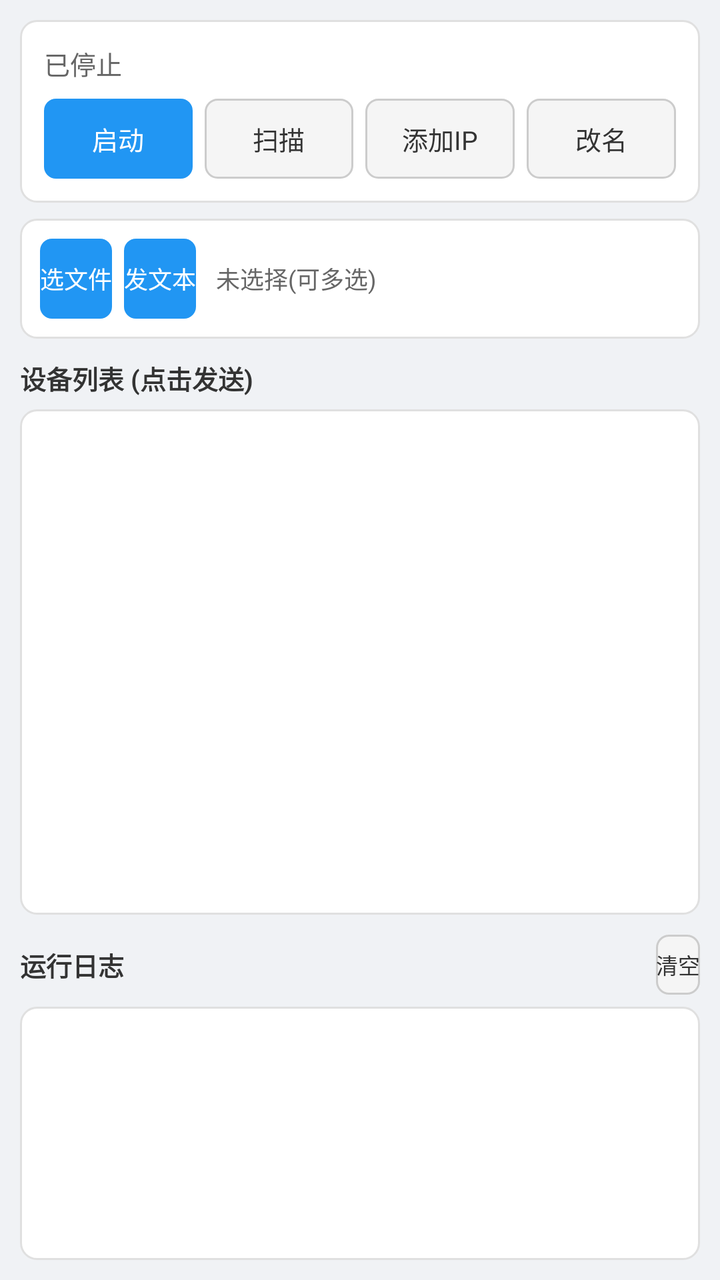
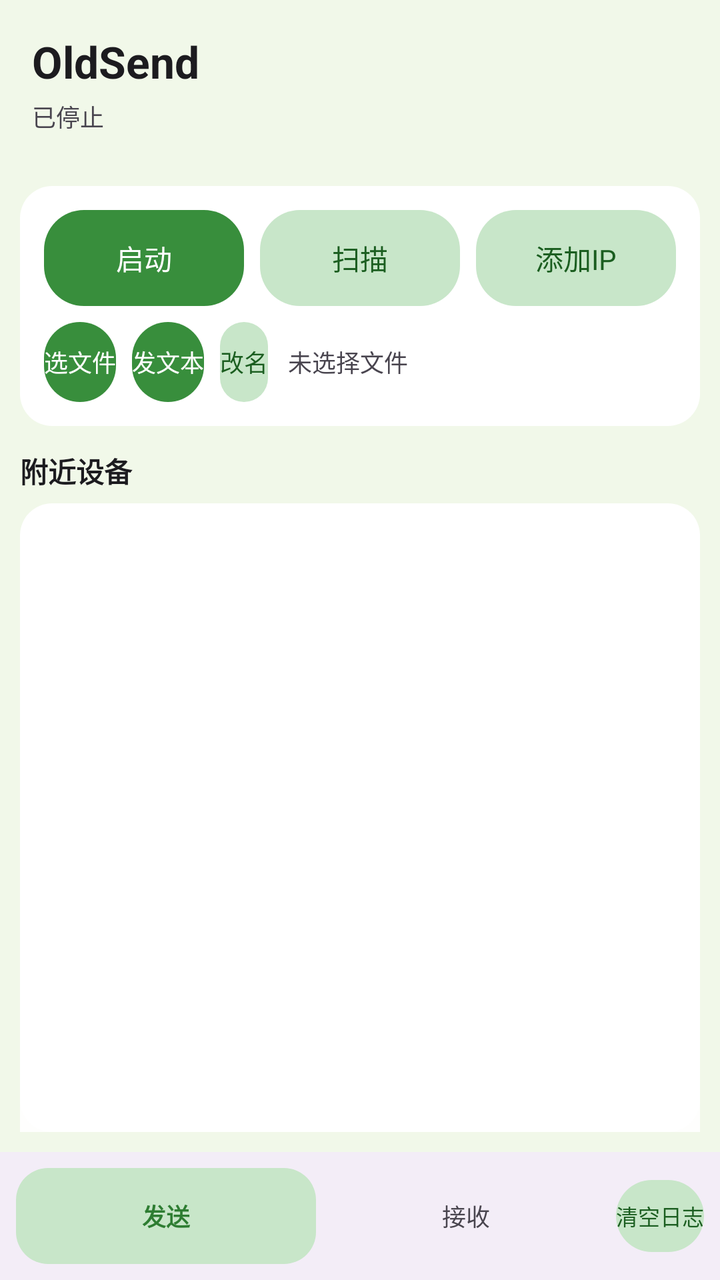

The first picture is an Android layout as it rendered before a commit; the second is the same layout after the commit. The layout source and the unified diff follow.
<!-- AndroidManifest.xml: application theme android:Theme.Light -->
<!-- res/layout/activity_main.xml -->
<?xml version="1.0" encoding="utf-8"?>
<LinearLayout xmlns:android="http://schemas.android.com/apk/res/android"
    android:orientation="vertical"
    android:layout_width="match_parent"
    android:layout_height="match_parent"
    android:background="#F0F2F5"
    android:padding="10dp">

    <LinearLayout
        android:layout_width="match_parent"
        android:layout_height="wrap_content"
        android:background="@drawable/bg_card"
        android:orientation="vertical"
        android:padding="12dp">

        <TextView
            android:id="@+id/status"
            android:layout_width="match_parent"
            android:layout_height="wrap_content"
            android:textSize="13sp"
            android:textColor="#666666"
            android:text="已停止"/>

        <LinearLayout
            android:orientation="horizontal"
            android:layout_width="match_parent"
            android:layout_height="wrap_content"
            android:layout_marginTop="8dp">
            <Button android:id="@+id/toggle" android:layout_width="0dp" android:layout_weight="1" android:layout_height="40dp" android:background="@drawable/btn_blue" android:textColor="#FFFFFF" android:textSize="13sp" android:text="启动"/>
            <Button android:id="@+id/scan" android:layout_width="0dp" android:layout_weight="1" android:layout_height="40dp" android:layout_marginLeft="6dp" android:background="@drawable/btn_grey" android:textColor="#333333" android:textSize="13sp" android:text="扫描"/>
            <Button android:id="@+id/manual" android:layout_width="0dp" android:layout_weight="1" android:layout_height="40dp" android:layout_marginLeft="6dp" android:background="@drawable/btn_grey" android:textColor="#333333" android:textSize="13sp" android:text="添加IP"/>
            <Button android:id="@+id/set_name" android:layout_width="0dp" android:layout_weight="1" android:layout_height="40dp" android:layout_marginLeft="6dp" android:background="@drawable/btn_grey" android:textColor="#333333" android:textSize="13sp" android:text="改名"/>
        </LinearLayout>
    </LinearLayout>

    <LinearLayout
        android:layout_width="match_parent"
        android:layout_height="wrap_content"
        android:background="@drawable/bg_card"
        android:orientation="horizontal"
        android:gravity="center_vertical"
        android:layout_marginTop="8dp"
        android:padding="10dp">

        <Button android:id="@+id/pick_file" android:layout_width="wrap_content" android:layout_height="40dp" android:background="@drawable/btn_blue" android:textColor="#FFFFFF" android:textSize="12sp" android:text="选文件"/>
        <Button android:id="@+id/send_text" android:layout_width="wrap_content" android:layout_height="40dp" android:layout_marginLeft="6dp" android:background="@drawable/btn_blue" android:textColor="#FFFFFF" android:textSize="12sp" android:text="发文本"/>
        <TextView android:id="@+id/selected_file" android:layout_width="0dp" android:layout_weight="1" android:layout_height="wrap_content" android:textSize="12sp" android:textColor="#666666" android:paddingLeft="10dp" android:singleLine="true" android:ellipsize="middle" android:text="未选择(可多选)"/>
    </LinearLayout>

    <ProgressBar
        android:id="@+id/progress"
        style="?android:attr/progressBarStyleHorizontal"
        android:layout_width="match_parent"
        android:layout_height="wrap_content"
        android:layout_marginTop="8dp"
        android:max="100"
        android:progress="0"
        android:visibility="gone"/>

    <TextView android:layout_width="match_parent" android:layout_height="wrap_content" android:textSize="13sp" android:textStyle="bold" android:textColor="#333333" android:paddingTop="10dp" android:paddingBottom="6dp" android:text="设备列表 (点击发送)"/>

    <ListView android:id="@+id/devices" android:layout_width="match_parent" android:layout_height="0dp" android:layout_weight="2" android:background="@drawable/bg_card"/>

    <LinearLayout android:orientation="horizontal" android:layout_width="match_parent" android:layout_height="wrap_content" android:paddingTop="10dp" android:paddingBottom="6dp" android:gravity="center_vertical">
        <TextView android:layout_width="0dp" android:layout_weight="1" android:layout_height="wrap_content" android:textSize="13sp" android:textStyle="bold" android:textColor="#333333" android:text="运行日志"/>
        <Button android:id="@+id/clear_log" android:layout_width="wrap_content" android:layout_height="30dp" android:textSize="11sp" android:background="@drawable/btn_grey" android:textColor="#333333" android:text="清空"/>
    </LinearLayout>

    <ScrollView android:id="@+id/log_scroll" android:layout_width="match_parent" android:layout_height="0dp" android:layout_weight="1" android:background="@drawable/bg_card" android:padding="8dp">
        <TextView android:id="@+id/log" android:layout_width="match_parent" android:layout_height="wrap_content" android:textSize="11sp" android:textColor="#555555" android:typeface="monospace"/>
    </ScrollView>
</LinearLayout>
<!-- resources referenced by this layout -->
<resources>
  <!-- drawable bg_card (drawable) -->
  <?xml version="1.0" encoding="utf-8"?>
  <shape xmlns:android="http://schemas.android.com/apk/res/android">
      <solid android:color="#FFFFFF"/>
      <corners android:radius="8dp"/>
      <stroke android:width="1dp" android:color="#E0E0E0"/>
  </shape>
  <!-- drawable btn_blue (drawable) -->
  <?xml version="1.0" encoding="utf-8"?>
  <selector xmlns:android="http://schemas.android.com/apk/res/android">
      <item android:state_pressed="true">
          <shape><solid android:color="#1976D2"/><corners android:radius="6dp"/></shape>
      </item>
      <item>
          <shape><solid android:color="#2196F3"/><corners android:radius="6dp"/></shape>
      </item>
  </selector>
  <!-- drawable btn_grey (drawable) -->
  <?xml version="1.0" encoding="utf-8"?>
  <selector xmlns:android="http://schemas.android.com/apk/res/android">
      <item android:state_pressed="true">
          <shape><solid android:color="#E0E0E0"/><corners android:radius="6dp"/></shape>
      </item>
      <item>
          <shape><solid android:color="#F5F5F5"/><corners android:radius="6dp"/><stroke android:width="1dp" android:color="#CCCCCC"/></shape>
      </item>
  </selector>
</resources>

<!-- the commit's change to res/layout/activity_main.xml (unified diff, before → after) -->
@@ -3,70 +3,138 @@
     android:orientation="vertical"
     android:layout_width="match_parent"
     android:layout_height="match_parent"
-    android:background="#F0F2F5"
-    android:padding="10dp">
+    android:background="@drawable/bg_md3_main">
 
+    
     <LinearLayout
         android:layout_width="match_parent"
         android:layout_height="wrap_content"
-        android:background="@drawable/bg_card"
         android:orientation="vertical"
-        android:padding="12dp">
-
+        android:padding="16dp">
+        <TextView
+            android:layout_width="wrap_content"
+            android:layout_height="wrap_content"
+            android:text="OldSend"
+            android:textSize="22sp"
+            android:textStyle="bold"
+            android:textColor="#1C1B1F"/>
         <TextView
             android:id="@+id/status"
-            android:layout_width="match_parent"
+            android:layout_width="wrap_content"
             android:layout_height="wrap_content"
-            android:textSize="13sp"
-            android:textColor="#666666"
+            android:textSize="12sp"
+            android:textColor="#49454F"
+            android:layout_marginTop="4dp"
             android:text="已停止"/>
-
-        <LinearLayout
-            android:orientation="horizontal"
-            android:layout_width="match_parent"
-            android:layout_height="wrap_content"
-            android:layout_marginTop="8dp">
-            <Button android:id="@+id/toggle" android:layout_width="0dp" android:layout_weight="1" android:layout_height="40dp" android:background="@drawable/btn_blue" android:textColor="#FFFFFF" android:textSize="13sp" android:text="启动"/>
-            <Button android:id="@+id/scan" android:layout_width="0dp" android:layout_weight="1" android:layout_height="40dp" android:layout_marginLeft="6dp" android:background="@drawable/btn_grey" android:textColor="#333333" android:textSize="13sp" android:text="扫描"/>
-            <Button android:id="@+id/manual" android:layout_width="0dp" android:layout_weight="1" android:layout_height="40dp" android:layout_marginLeft="6dp" android:background="@drawable/btn_grey" android:textColor="#333333" android:textSize="13sp" android:text="添加IP"/>
-            <Button android:id="@+id/set_name" android:layout_width="0dp" android:layout_weight="1" android:layout_height="40dp" android:layout_marginLeft="6dp" android:background="@drawable/btn_grey" android:textColor="#333333" android:textSize="13sp" android:text="改名"/>
-        </LinearLayout>
     </LinearLayout>
 
+    
+    <FrameLayout
+        android:layout_width="match_parent"
+        android:layout_height="0dp"
+        android:layout_weight="1">
+
+        
+        <LinearLayout
+            android:id="@+id/page_send"
+            android:layout_width="match_parent"
+            android:layout_height="match_parent"
+            android:orientation="vertical"
+            android:padding="10dp"
+            android:visibility="visible">
+
+            <LinearLayout
+                android:layout_width="match_parent"
+                android:layout_height="wrap_content"
+                android:background="@drawable/bg_md3_card"
+                android:orientation="vertical"
+                android:padding="12dp">
+                <LinearLayout
+                    android:orientation="horizontal"
+                    android:layout_width="match_parent"
+                    android:layout_height="wrap_content">
+                    <Button android:id="@+id/toggle" android:layout_width="0dp" android:layout_weight="1" android:layout_height="48dp" android:background="@drawable/btn_md3_primary" android:textColor="#FFFFFF" android:textSize="14sp" android:text="启动"/>
+                    <Button android:id="@+id/scan" android:layout_width="0dp" android:layout_weight="1" android:layout_height="48dp" android:layout_marginLeft="8dp" android:background="@drawable/btn_md3_secondary" android:textColor="#1B5E20" android:textSize="14sp" android:text="扫描"/>
+                    <Button android:id="@+id/manual" android:layout_width="0dp" android:layout_weight="1" android:layout_height="48dp" android:layout_marginLeft="8dp" android:background="@drawable/btn_md3_secondary" android:textColor="#1B5E20" android:textSize="14sp" android:text="添加IP"/>
+                </LinearLayout>
+                <LinearLayout
+                    android:orientation="horizontal"
+                    android:layout_width="match_parent"
+                    android:layout_height="wrap_content"
+                    android:layout_marginTop="8dp">
+                    <Button android:id="@+id/pick_file" android:layout_width="wrap_content" android:layout_height="40dp" android:background="@drawable/btn_md3_primary" android:textColor="#FFFFFF" android:textSize="12sp" android:text="选文件"/>
+                    <Button android:id="@+id/send_text" android:layout_width="wrap_content" android:layout_height="40dp" android:layout_marginLeft="8dp" android:background="@drawable/btn_md3_primary" android:textColor="#FFFFFF" android:textSize="12sp" android:text="发文本"/>
+                    <Button android:id="@+id/set_name" android:layout_width="wrap_content" android:layout_height="40dp" android:layout_marginLeft="8dp" android:background="@drawable/btn_md3_secondary" android:textColor="#1B5E20" android:textSize="12sp" android:text="改名"/>
+                    <TextView android:id="@+id/selected_file" android:layout_width="0dp" android:layout_weight="1" android:layout_height="wrap_content" android:textSize="12sp" android:textColor="#49454F" android:paddingLeft="10dp" android:singleLine="true" android:ellipsize="middle" android:text="未选择文件"/>
+                </LinearLayout>
+            </LinearLayout>
+
+            <ProgressBar
+                android:id="@+id/progress"
+                style="?android:attr/progressBarStyleHorizontal"
+                android:layout_width="match_parent"
+                android:layout_height="wrap_content"
+                android:layout_marginTop="8dp"
+                android:max="100"
+                android:progress="0"
+                android:visibility="gone"/>
+
+            <TextView android:layout_width="match_parent" android:layout_height="wrap_content" android:textSize="14sp" android:textStyle="bold" android:textColor="#1C1B1F" android:paddingTop="12dp" android:paddingBottom="6dp" android:text="附近设备"/>
+            <ListView android:id="@+id/devices" android:layout_width="match_parent" android:layout_height="0dp" android:layout_weight="1" android:background="@drawable/bg_md3_card"/>
+        </LinearLayout>
+
+        
+        <LinearLayout
+            android:id="@+id/page_receive"
+            android:layout_width="match_parent"
+            android:layout_height="match_parent"
+            android:orientation="vertical"
+            android:padding="10dp"
+            android:visibility="gone">
+            <TextView android:layout_width="match_parent" android:layout_height="wrap_content" android:textSize="14sp" android:textStyle="bold" android:textColor="#1C1B1F" android:paddingBottom="6dp" android:text="接收记录 (点击打开)"/>
+            <ListView android:id="@+id/history_list" android:layout_width="match_parent" android:layout_height="0dp" android:layout_weight="1" android:background="@drawable/bg_md3_card"/>
+        </LinearLayout>
+
+        
+        <ScrollView android:id="@+id/log_scroll" android:layout_width="match_parent" android:layout_height="120dp" android:layout_gravity="bottom" android:layout_margin="10dp" android:background="#E6FFFFFF">
+            <TextView android:id="@+id/log" android:layout_width="match_parent" android:layout_height="wrap_content" android:textSize="10sp" android:textColor="#666666" android:typeface="monospace" android:padding="4dp"/>
+        </ScrollView>
+    </FrameLayout>
+
+    
     <LinearLayout
         android:layout_width="match_parent"
         android:layout_height="wrap_content"
-        android:background="@drawable/bg_card"
         android:orientation="horizontal"
-        android:gravity="center_vertical"
-        android:layout_marginTop="8dp"
-        android:padding="10dp">
-
-        <Button android:id="@+id/pick_file" android:layout_width="wrap_content" android:layout_height="40dp" android:background="@drawable/btn_blue" android:textColor="#FFFFFF" android:textSize="12sp" android:text="选文件"/>
-        <Button android:id="@+id/send_text" android:layout_width="wrap_content" android:layout_height="40dp" android:layout_marginLeft="6dp" android:background="@drawable/btn_blue" android:textColor="#FFFFFF" android:textSize="12sp" android:text="发文本"/>
-        <TextView android:id="@+id/selected_file" android:layout_width="0dp" android:layout_weight="1" android:layout_height="wrap_content" android:textSize="12sp" android:textColor="#666666" android:paddingLeft="10dp" android:singleLine="true" android:ellipsize="middle" android:text="未选择(可多选)"/>
+        android:background="#F3EDF7"
+        android:padding="8dp"
+        android:gravity="center">
+        <LinearLayout
+            android:id="@+id/tab_send"
+            android:layout_width="0dp"
+            android:layout_weight="1"
+            android:layout_height="48dp"
+            android:background="@drawable/bg_tab_selected"
+            android:gravity="center"
+            android:orientation="vertical">
+            <TextView android:layout_width="wrap_content" android:layout_height="wrap_content" android:text="发送" android:textColor="#2E7D32" android:textStyle="bold" android:textSize="12sp"/>
+        </LinearLayout>
+        <LinearLayout
+            android:id="@+id/tab_receive"
+            android:layout_width="0dp"
+            android:layout_weight="1"
+            android:layout_height="48dp"
+            android:gravity="center"
+            android:orientation="vertical">
+            <TextView android:id="@+id/tab_receive_text" android:layout_width="wrap_content" android:layout_height="wrap_content" android:text="接收" android:textColor="#49454F" android:textSize="12sp"/>
+        </LinearLayout>
+        <Button
+            android:id="@+id/clear_log"
+            android:layout_width="wrap_content"
+            android:layout_height="36dp"
+            android:text="清空日志"
+            android:textSize="11sp"
+            android:background="@drawable/btn_md3_secondary"
+            android:textColor="#1B5E20"/>
     </LinearLayout>
-
-    <ProgressBar
-        android:id="@+id/progress"
-        style="?android:attr/progressBarStyleHorizontal"
-        android:layout_width="match_parent"
-        android:layout_height="wrap_content"
-        android:layout_marginTop="8dp"
-        android:max="100"
-        android:progress="0"
-        android:visibility="gone"/>
-
-    <TextView android:layout_width="match_parent" android:layout_height="wrap_content" android:textSize="13sp" android:textStyle="bold" android:textColor="#333333" android:paddingTop="10dp" android:paddingBottom="6dp" android:text="设备列表 (点击发送)"/>
-
-    <ListView android:id="@+id/devices" android:layout_width="match_parent" android:layout_height="0dp" android:layout_weight="2" android:background="@drawable/bg_card"/>
-
-    <LinearLayout android:orientation="horizontal" android:layout_width="match_parent" android:layout_height="wrap_content" android:paddingTop="10dp" android:paddingBottom="6dp" android:gravity="center_vertical">
-        <TextView android:layout_width="0dp" android:layout_weight="1" android:layout_height="wrap_content" android:textSize="13sp" android:textStyle="bold" android:textColor="#333333" android:text="运行日志"/>
-        <Button android:id="@+id/clear_log" android:layout_width="wrap_content" android:layout_height="30dp" android:textSize="11sp" android:background="@drawable/btn_grey" android:textColor="#333333" android:text="清空"/>
-    </LinearLayout>
-
-    <ScrollView android:id="@+id/log_scroll" android:layout_width="match_parent" android:layout_height="0dp" android:layout_weight="1" android:background="@drawable/bg_card" android:padding="8dp">
-        <TextView android:id="@+id/log" android:layout_width="match_parent" android:layout_height="wrap_content" android:textSize="11sp" android:textColor="#555555" android:typeface="monospace"/>
-    </ScrollView>
 </LinearLayout>
<!-- resource entries referenced after the edit -->
@@ -1,30 +1,40 @@
 <!-- resources referenced by this layout -->
 <resources>
-  <!-- drawable bg_card (drawable) -->
+  <!-- drawable bg_md3_card (drawable) -->
   <?xml version="1.0" encoding="utf-8"?>
   <shape xmlns:android="http://schemas.android.com/apk/res/android">
       <solid android:color="#FFFFFF"/>
-      <corners android:radius="8dp"/>
-      <stroke android:width="1dp" android:color="#E0E0E0"/>
+      <corners android:radius="16dp"/>
   </shape>
-  <!-- drawable btn_blue (drawable) -->
+  <!-- drawable bg_md3_main (drawable) -->
+  <?xml version="1.0" encoding="utf-8"?>
+  <shape xmlns:android="http://schemas.android.com/apk/res/android">
+      <solid android:color="#F1F8E9"/>
+  </shape>
+  <!-- drawable bg_tab_selected (drawable) -->
+  <?xml version="1.0" encoding="utf-8"?>
+  <shape xmlns:android="http://schemas.android.com/apk/res/android">
+      <solid android:color="#C8E6C9"/>
+      <corners android:radius="16dp"/>
+  </shape>
+  <!-- drawable btn_md3_primary (drawable) -->
   <?xml version="1.0" encoding="utf-8"?>
   <selector xmlns:android="http://schemas.android.com/apk/res/android">
       <item android:state_pressed="true">
-          <shape><solid android:color="#1976D2"/><corners android:radius="6dp"/></shape>
+          <shape><solid android:color="#2E7D32"/><corners android:radius="20dp"/></shape>
       </item>
       <item>
-          <shape><solid android:color="#2196F3"/><corners android:radius="6dp"/></shape>
+          <shape><solid android:color="#388E3C"/><corners android:radius="20dp"/></shape>
       </item>
   </selector>
-  <!-- drawable btn_grey (drawable) -->
+  <!-- drawable btn_md3_secondary (drawable) -->
   <?xml version="1.0" encoding="utf-8"?>
   <selector xmlns:android="http://schemas.android.com/apk/res/android">
       <item android:state_pressed="true">
-          <shape><solid android:color="#E0E0E0"/><corners android:radius="6dp"/></shape>
+          <shape><solid android:color="#A5D6A7"/><corners android:radius="20dp"/></shape>
       </item>
       <item>
-          <shape><solid android:color="#F5F5F5"/><corners android:radius="6dp"/><stroke android:width="1dp" android:color="#CCCCCC"/></shape>
+          <shape><solid android:color="#C8E6C9"/><corners android:radius="20dp"/></shape>
       </item>
   </selector>
 </resources>
